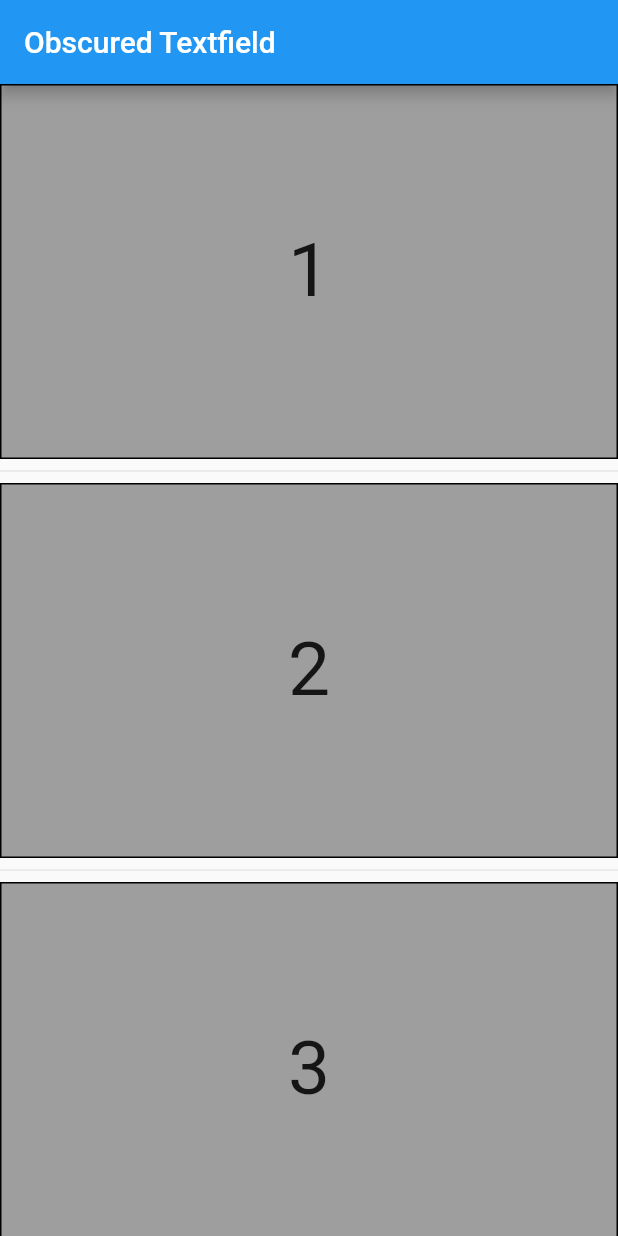
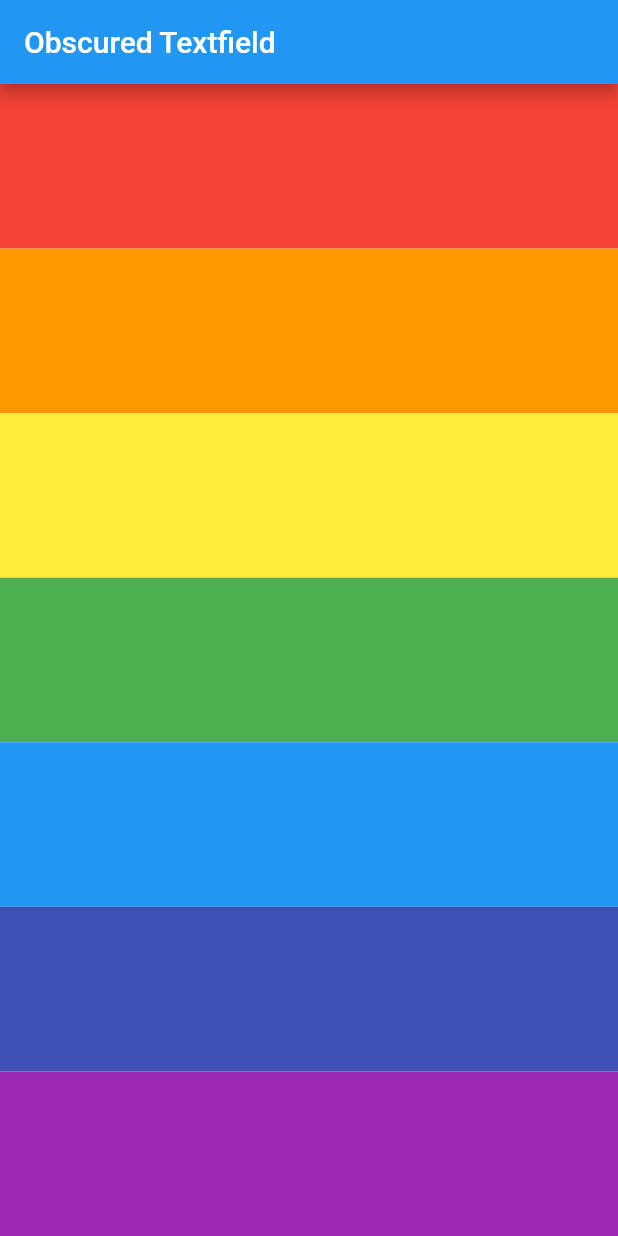
Before and after one commit to Rifqips/BelajarMembuatAplikasiFlutteruntukPemula, a Flutter app: the screen it shows after launch, on a phone screen of 412 x 824 dp. Run offline on Flutter 3.47's test engine with Material 2 defaults, Android fonts, the phone set to English and light mode, and no system bars; missing offline and left inert: dart:ffi.

Commit message:
refactor
excersise expanded

```diff
--- a/lib/main.dart
+++ b/lib/main.dart
@@ -9,30 +9,44 @@ class ObscuredTextFieldSample extends StatelessWidget {
 
   @override
   Widget build(BuildContext context) {
-    return Scaffold(
-      body: ListView.separated(
-        itemCount: numberList.length,
-        itemBuilder: (BuildContext context, int index) {
-          return Container(
-            height: 250,
-            decoration: BoxDecoration(
-              color: Colors.grey,
-              border: Border.all(
-                color: Colors.black,
-              ),
-            ),
-            child: Center(
-              child: Text(
-                '${numberList[index]}',
-                style: const TextStyle(fontSize: 50),
-              ),
-            ),
-          );
-        },
-        separatorBuilder: (BuildContext context, int index) {
-          return Divider();
-        },
-      ),
+    return Column(
+      children: <Widget>[
+        Expanded(
+          child: Container(
+            color: Colors.red,
+          ),
+        ),
+        Expanded(
+          child: Container(
+            color: Colors.orange,
+          ),
+        ),
+        Expanded(
+          child: Container(
+            color: Colors.yellow,
+          ),
+        ),
+        Expanded(
+          child: Container(
+            color: Colors.green,
+          ),
+        ),
+        Expanded(
+          child: Container(
+            color: Colors.blue,
+          ),
+        ),
+        Expanded(
+          child: Container(
+            color: Colors.indigo,
+          ),
+        ),
+        Expanded(
+          child: Container(
+            color: Colors.purple,
+          ),
+        ),
+      ],
     );
   }
 }
```
